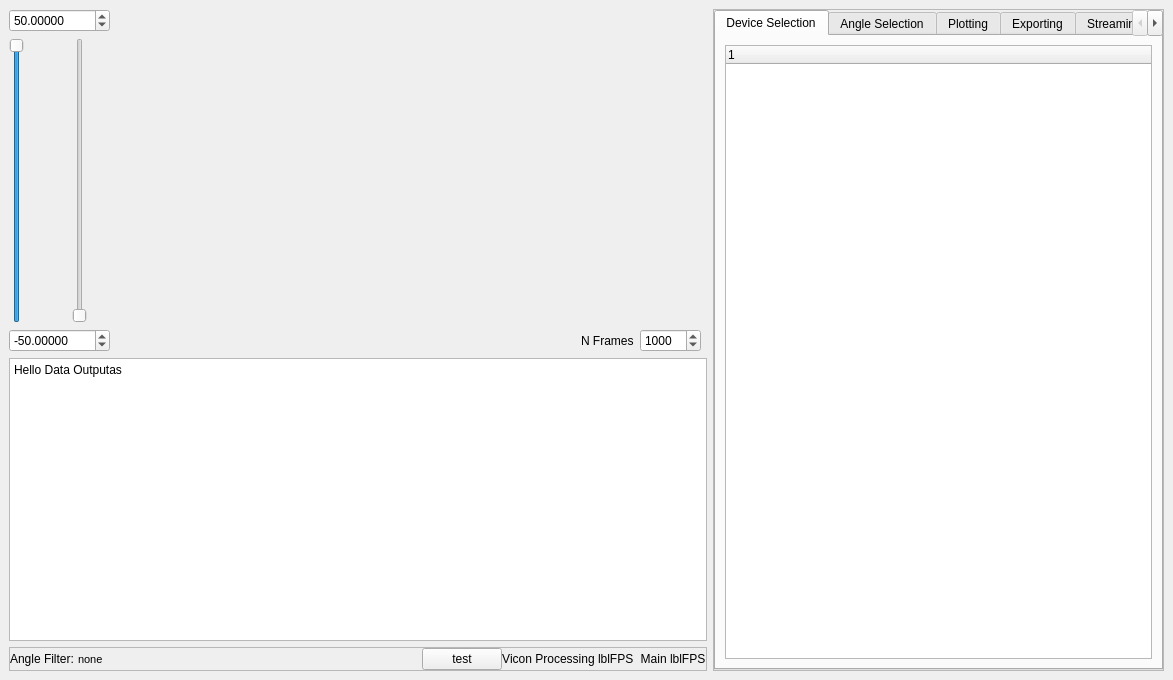
WSUR2B/Vicon-Feedback-Interface, file GUI/MainWindow.ui: the form before one commit.
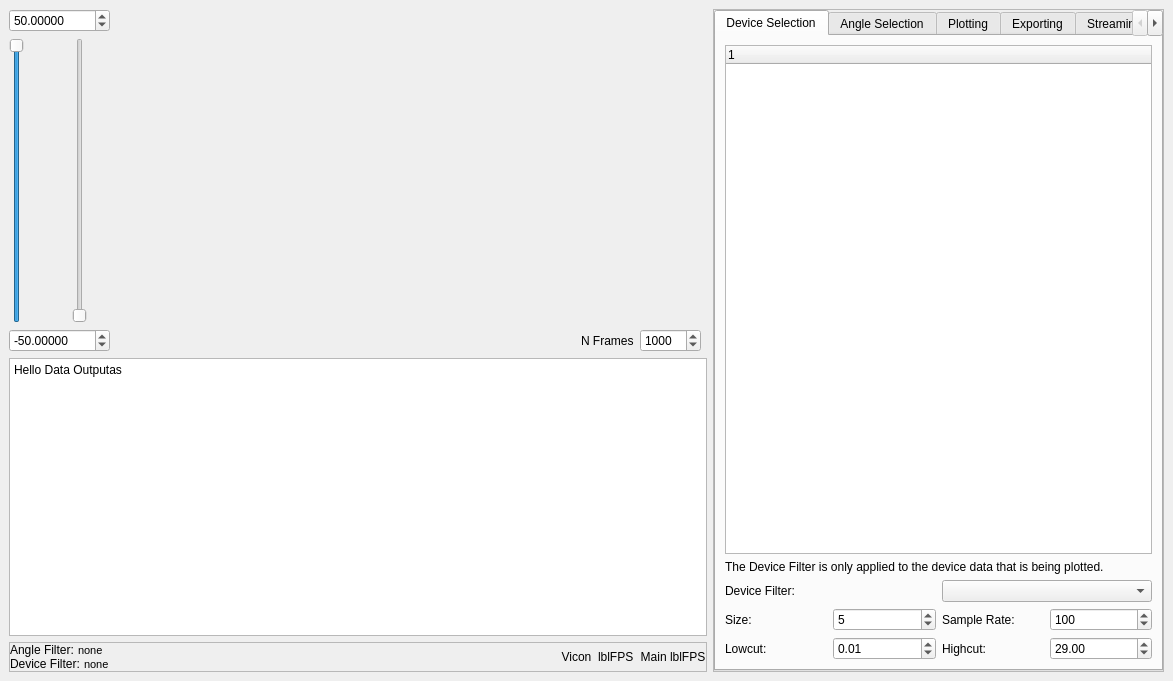
The form after the commit. The open tabs and pages were chosen to show the change.

Commit message: Added Filtering to the Currently Plotted Device Component

Diff of the .ui file:
```diff
--- a/GUI/MainWindow.ui
+++ b/GUI/MainWindow.ui
@@ -7,7 +7,7 @@
     <x>0</x>
     <y>0</y>
     <width>1173</width>
-    <height>680</height>
+    <height>681</height>
    </rect>
   </property>
   <property name="windowTitle">
@@ -65,43 +65,8 @@
            <property name="spacing">
             <number>0</number>
            </property>
-           <item row="0" column="0">
+           <item row="0" column="1">
             <layout class="QHBoxLayout" name="horizontalLayout_20">
-             <item>
-              <layout class="QHBoxLayout" name="horizontalLayout_19">
-               <item>
-                <widget class="QLabel" name="label_5">
-                 <property name="sizePolicy">
-                  <sizepolicy hsizetype="Maximum" vsizetype="Preferred">
-                   <horstretch>0</horstretch>
-                   <verstretch>0</verstretch>
-                  </sizepolicy>
-                 </property>
-                 <property name="text">
-                  <string>Angle Filter: </string>
-                 </property>
-                </widget>
-               </item>
-               <item>
-                <widget class="QLabel" name="lblAngleFilterIndec">
-                 <property name="sizePolicy">
-                  <sizepolicy hsizetype="Preferred" vsizetype="Expanding">
-                   <horstretch>0</horstretch>
-                   <verstretch>0</verstretch>
-                  </sizepolicy>
-                 </property>
-                 <property name="font">
-                  <font>
-                   <pointsize>8</pointsize>
-                  </font>
-                 </property>
-                 <property name="text">
-                  <string>none</string>
-                 </property>
-                </widget>
-               </item>
-              </layout>
-             </item>
              <item>
               <spacer name="horizontalSpacer_2">
                <property name="orientation">
@@ -115,17 +80,10 @@
                </property>
               </spacer>
              </item>
-             <item>
-              <widget class="QPushButton" name="btnTest">
-               <property name="text">
-                <string>test</string>
-               </property>
-              </widget>
-             </item>
              <item>
               <widget class="QLabel" name="label_23">
                <property name="text">
-                <string>Vicon Processing </string>
+                <string>Vicon  </string>
                </property>
                <property name="alignment">
                 <set>Qt::AlignRight|Qt::AlignTrailing|Qt::AlignVCenter</set>
@@ -167,6 +125,80 @@
              </item>
             </layout>
            </item>
+           <item row="0" column="0">
+            <layout class="QVBoxLayout" name="verticalLayout_14">
+             <item>
+              <layout class="QHBoxLayout" name="horizontalLayout_19">
+               <item>
+                <widget class="QLabel" name="label_5">
+                 <property name="sizePolicy">
+                  <sizepolicy hsizetype="Maximum" vsizetype="Preferred">
+                   <horstretch>0</horstretch>
+                   <verstretch>0</verstretch>
+                  </sizepolicy>
+                 </property>
+                 <property name="text">
+                  <string>Angle Filter: </string>
+                 </property>
+                </widget>
+               </item>
+               <item>
+                <widget class="QLabel" name="lblAngleFilterIndec">
+                 <property name="sizePolicy">
+                  <sizepolicy hsizetype="Preferred" vsizetype="Expanding">
+                   <horstretch>0</horstretch>
+                   <verstretch>0</verstretch>
+                  </sizepolicy>
+                 </property>
+                 <property name="font">
+                  <font>
+                   <pointsize>8</pointsize>
+                  </font>
+                 </property>
+                 <property name="text">
+                  <string>none</string>
+                 </property>
+                </widget>
+               </item>
+              </layout>
+             </item>
+             <item>
+              <layout class="QHBoxLayout" name="horizontalLayout_33">
+               <item>
+                <widget class="QLabel" name="label_51">
+                 <property name="sizePolicy">
+                  <sizepolicy hsizetype="Maximum" vsizetype="Preferred">
+                   <horstretch>0</horstretch>
+                   <verstretch>0</verstretch>
+                  </sizepolicy>
+                 </property>
+                 <property name="text">
+                  <string>Device Filter: </string>
+                 </property>
+                </widget>
+               </item>
+               <item>
+                <widget class="QLabel" name="lblDeviceFilterIndec">
+                 <property name="sizePolicy">
+                  <sizepolicy hsizetype="Preferred" vsizetype="Expanding">
+                   <horstretch>0</horstretch>
+                   <verstretch>0</verstretch>
+                  </sizepolicy>
+                 </property>
+                 <property name="font">
+                  <font>
+                   <pointsize>8</pointsize>
+                  </font>
+                 </property>
+                 <property name="text">
+                  <string>none</string>
+                 </property>
+                </widget>
+               </item>
+              </layout>
+             </item>
+            </layout>
+           </item>
           </layout>
          </widget>
         </item>
@@ -237,6 +269,110 @@
                </column>
               </widget>
              </item>
+             <item>
+              <widget class="QLabel" name="label_52">
+               <property name="text">
+                <string>The Device Filter is only applied to the device data that is being plotted.</string>
+               </property>
+              </widget>
+             </item>
+             <item>
+              <layout class="QVBoxLayout" name="verticalLayout_12">
+               <item>
+                <layout class="QHBoxLayout" name="horizontalLayout_25">
+                 <item>
+                  <widget class="QLabel" name="label_38">
+                   <property name="text">
+                    <string>Device Filter: </string>
+                   </property>
+                  </widget>
+                 </item>
+                 <item>
+                  <widget class="QComboBox" name="comboDeviceFilterType"/>
+                 </item>
+                </layout>
+               </item>
+               <item>
+                <layout class="QHBoxLayout" name="horizontalLayout_26">
+                 <item>
+                  <widget class="QLabel" name="label_39">
+                   <property name="text">
+                    <string>Size:</string>
+                   </property>
+                  </widget>
+                 </item>
+                 <item>
+                  <widget class="QSpinBox" name="spinDeviceFilterSize">
+                   <property name="minimum">
+                    <number>1</number>
+                   </property>
+                   <property name="maximum">
+                    <number>300</number>
+                   </property>
+                   <property name="value">
+                    <number>5</number>
+                   </property>
+                  </widget>
+                 </item>
+                 <item>
+                  <widget class="QLabel" name="label_40">
+                   <property name="text">
+                    <string>Sample Rate:</string>
+                   </property>
+                  </widget>
+                 </item>
+                 <item>
+                  <widget class="QSpinBox" name="spinDeviceFilterSampleRate">
+                   <property name="maximum">
+                    <number>9999</number>
+                   </property>
+                   <property name="value">
+                    <number>100</number>
+                   </property>
+                  </widget>
+                 </item>
+                </layout>
+               </item>
+               <item>
+                <layout class="QHBoxLayout" name="horizontalLayout_27">
+                 <item>
+                  <widget class="QLabel" name="label_41">
+                   <property name="text">
+                    <string>Lowcut:</string>
+                   </property>
+                  </widget>
+                 </item>
+                 <item>
+                  <widget class="QDoubleSpinBox" name="spinDeviceFilterLowcut">
+                   <property name="maximum">
+                    <double>9999.000000000000000</double>
+                   </property>
+                   <property name="value">
+                    <double>0.010000000000000</double>
+                   </property>
+                  </widget>
+                 </item>
+                 <item>
+                  <widget class="QLabel" name="label_42">
+                   <property name="text">
+                    <string>Highcut: </string>
+                   </property>
+                  </widget>
+                 </item>
+                 <item>
+                  <widget class="QDoubleSpinBox" name="spinDeviceFilterHighcut">
+                   <property name="maximum">
+                    <double>9999.000000000000000</double>
+                   </property>
+                   <property name="value">
+                    <double>29.000000000000000</double>
+                   </property>
+                  </widget>
+                 </item>
+                </layout>
+               </item>
+              </layout>
+             </item>
             </layout>
            </widget>
            <widget class="QWidget" name="tab_3">
```
Left out of the diff: 28 changed lines with no effect on the pictures. The commit also changes 7 other files.
